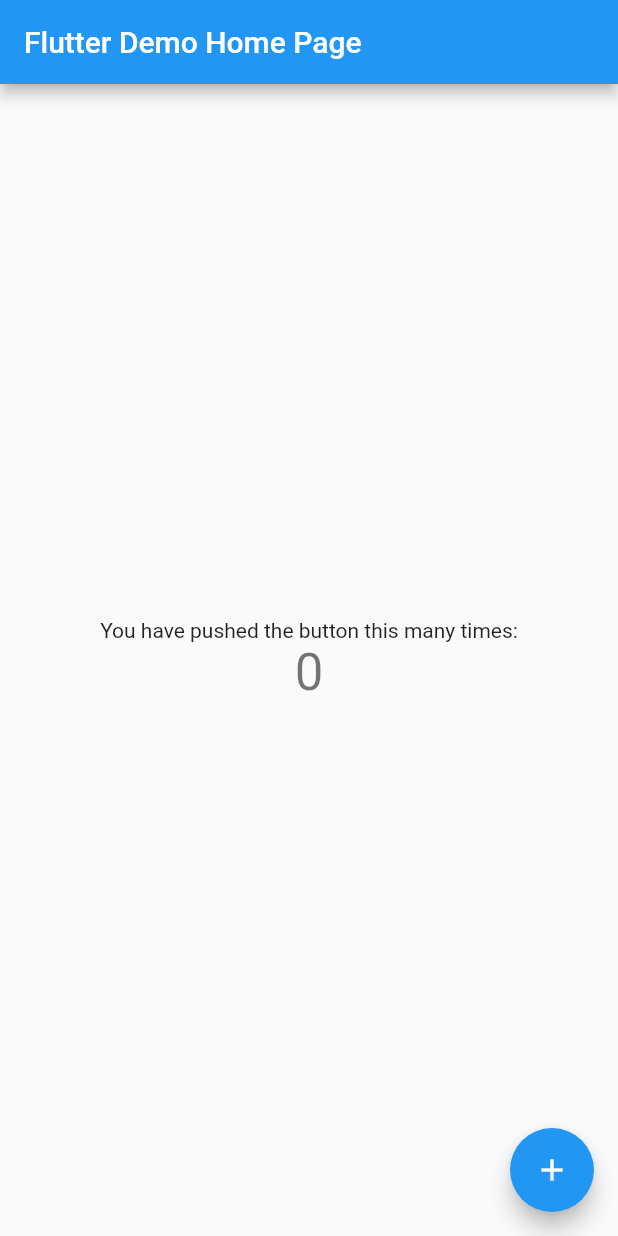
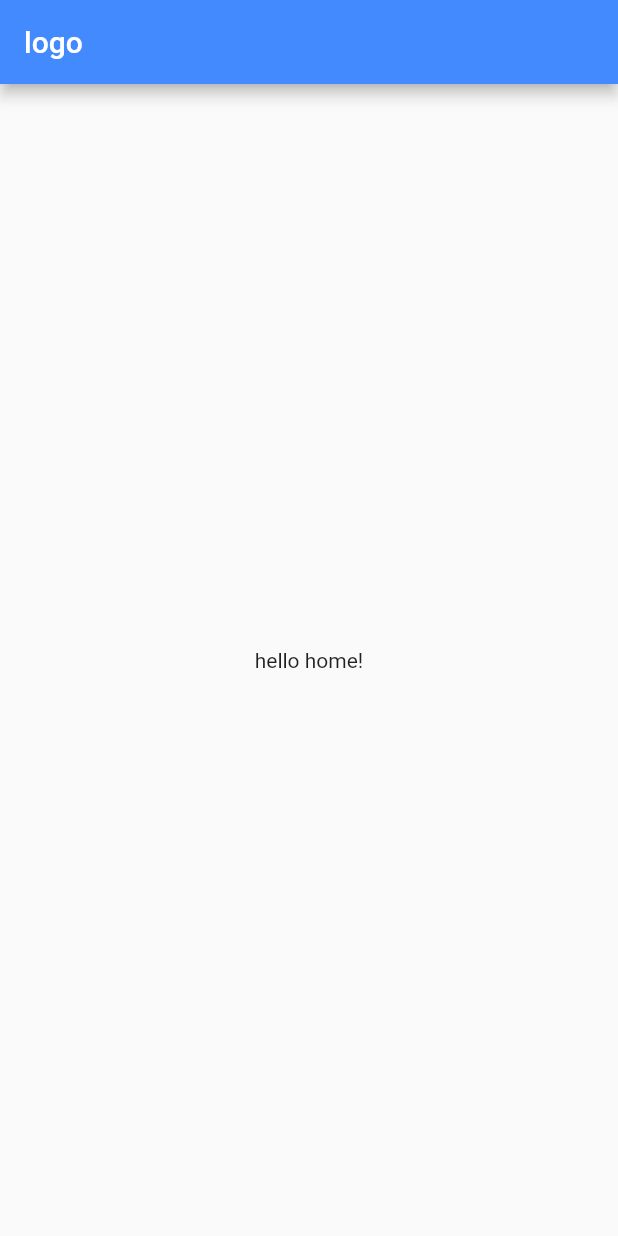
Before and after one commit to tientaisv/learn_flutter, a Flutter app: the screen it shows after launch, on a phone screen of 412 x 824 dp. Run offline on Flutter 3.47's test engine with Material 2 defaults, Android fonts, the phone set to English and light mode, and no system bars.

Commit message:
add learn widget

```diff
--- a/lib/main.dart
+++ b/lib/main.dart
@@ -4,115 +4,16 @@ import 'package:flutter/material.dart';
 // function main run default
 void main() {
   // ham goi chay app
-  runApp(const MyApp());
+  runApp(MaterialApp(
+    home: SafeArea(
+      child: Scaffold(
+        appBar: AppBar(
+          backgroundColor: Colors.blueAccent,
+          title: const Text('logo'),
+        ),
+        body: const Center(child: Text('hello home!')),
+      ),
+    ),
+    debugShowCheckedModeBanner: false,
+  ));
 }
-
-class MyApp extends StatelessWidget {
-  const MyApp({super.key});
-
-  // This widget is the root of your application.
-  @override
-  Widget build(BuildContext context) {
-    return MaterialApp(
-      title: 'Flutter Demo',
-      theme: ThemeData(
-        // This is the theme of your application.
-        //
-        // Try running your application with "flutter run". You'll see the
-        // application has a blue toolbar. Then, without quitting the app, try
-        // changing the primarySwatch below to Colors.green and then invoke
-        // "hot reload" (press "r" in the console where you ran "flutter run",
-        // or simply save your changes to "hot reload" in a Flutter IDE).
-        // Notice that the counter didn't reset back to zero; the application
-        // is not restarted.
-        primarySwatch: Colors.blue,
-      ),
-      home: const MyHomePage(title: 'Flutter Demo Home Page'),
-    );
-  }
-}
-
-class MyHomePage extends StatefulWidget {
-  const MyHomePage({super.key, required this.title});
-
-  // This widget is the home page of your application. It is stateful, meaning
-  // that it has a State object (defined below) that contains fields that affect
-  // how it looks.
-
-  // This class is the configuration for the state. It holds the values (in this
-  // case the title) provided by the parent (in this case the App widget) and
-  // used by the build method of the State. Fields in a Widget subclass are
-  // always marked "final".
-
-  final String title;
-
-  @override
-  State<MyHomePage> createState() => _MyHomePageState();
-}
-
-class _MyHomePageState extends State<MyHomePage> {
-  int _counter = 0;
-
-  void _incrementCounter() {
-    setState(() {
-      // This call to setState tells the Flutter framework that something has
-      // changed in this State, which causes it to rerun the build method below
-      // so that the display can reflect the updated values. If we changed
-      // _counter without calling setState(), then the build method would not be
-      // called again, and so nothing would appear to happen.
-      _counter++;
-    });
-  }
-
-  @override
-  Widget build(BuildContext context) {
-    // This method is rerun every time setState is called, for instance as done
-    // by the _incrementCounter method above.
-    //
-    // The Flutter framework has been optimized to make rerunning build methods
-    // fast, so that you can just rebuild anything that needs updating rather
-    // than having to individually change instances of widgets.
-    return Scaffold(
-      appBar: AppBar(
-        // Here we take the value from the MyHomePage object that was created by
-        // the App.build method, and use it to set our appbar title.
-        title: Text(widget.title),
-      ),
-      body: Center(
-        // Center is a layout widget. It takes a single child and positions it
-        // in the middle of the parent.
-        child: Column(
-          // Column is also a layout widget. It takes a list of children and
-          // arranges them vertically. By default, it sizes itself to fit its
-          // children horizontally, and tries to be as tall as its parent.
-          //
-          // Invoke "debug painting" (press "p" in the console, choose the
-          // "Toggle Debug Paint" action from the Flutter Inspector in Android
-          // Studio, or the "Toggle Debug Paint" command in Visual Studio Code)
-          // to see the wireframe for each widget.
-          //
-          // Column has various properties to control how it sizes itself and
-          // how it positions its children. Here we use mainAxisAlignment to
-          // center the children vertically; the main axis here is the vertical
-          // axis because Columns are vertical (the cross axis would be
-          // horizontal).
-          mainAxisAlignment: MainAxisAlignment.center,
-          children: <Widget>[
-            const Text(
-              'You have pushed the button this many times:',
-            ),
-            Text(
-              '$_counter',
-              style: Theme.of(context).textTheme.headlineMedium,
-            ),
-          ],
-        ),
-      ),
-      floatingActionButton: FloatingActionButton(
-        onPressed: _incrementCounter,
-        tooltip: 'Increment',
-        child: const Icon(Icons.add),
-      ), // This trailing comma makes auto-formatting nicer for build methods.
-    );
-  }
-}
```
Also changed, not shown: 1 other file.
